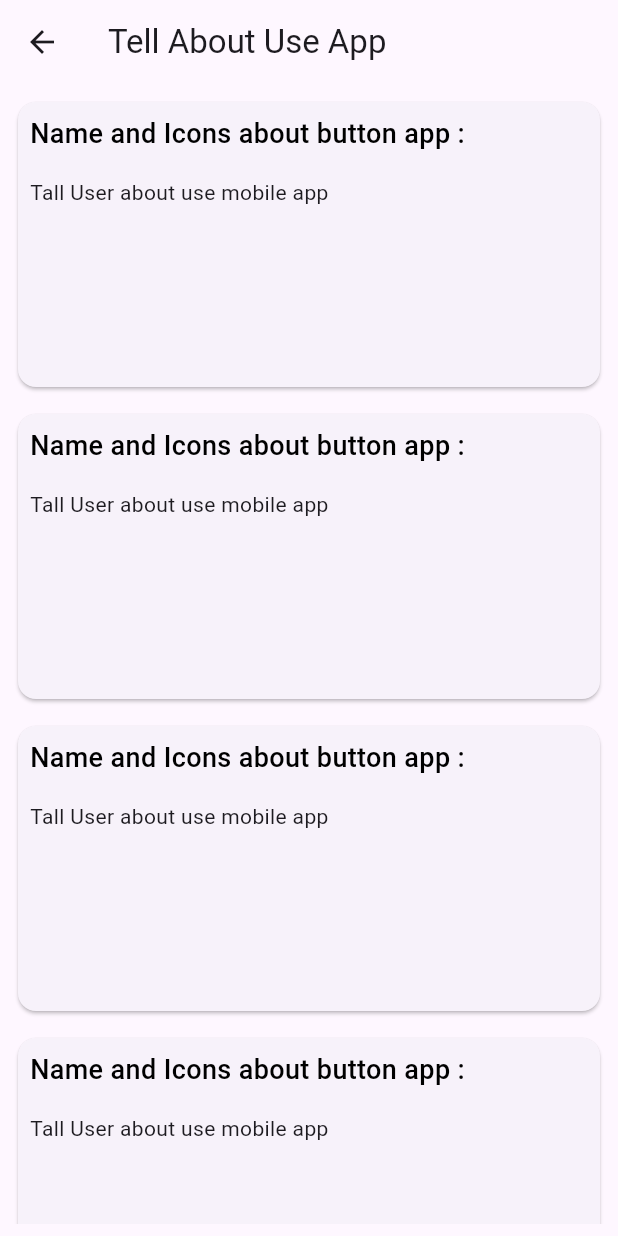
After one commit to Mobile-App-group1/ata-auto-app1, a Flutter app: the RoutesPage screen opened directly, scrolled down 576 dp, after a tap on "Tell Me", on a phone screen of 412 x 824 dp. The commit adds this screen. Run offline on Flutter 3.47's test engine with Material 3 defaults, Android fonts, the phone set to English and light mode, and no system bars; our stand-ins replace buttons_tabbar, card_swiper, flashy_tab_bar2, get, multi_dropdown, responsive_framework; missing offline and left inert: animated_tree_view, passwordfield.

Commit message:
Your descriptive commit message

```diff
--- a/lib/view/dtc_screen.dart
+++ b/lib/view/dtc_screen.dart
@@ -37,7 +37,6 @@ class DTC_Screen extends StatelessWidget {
                             crossAxisAlignment: CrossAxisAlignment.start,
                             mainAxisAlignment: MainAxisAlignment.spaceEvenly,
                             children: [
-                              Text('Code :'),
                               Text('Mistakes :'),
                             ]),
                       ),
--- a/lib/view/mutiscreen.dart
+++ b/lib/view/mutiscreen.dart
@@ -1,47 +1,34 @@
 import 'dart:io';
 
-import 'package:ata_auto_app/responsive/responsive.dart';
-import 'package:ata_auto_app/view/garage.dart';
-import 'package:ata_auto_app/view/dtc_screen.dart';
-import 'package:ata_auto_app/view/home_page.dart';
-import 'package:ata_auto_app/view/shop_screen.dart';
-import 'package:ata_auto_app/view/trainging_screen.dart';
-import 'package:flashy_tab_bar2/flashy_tab_bar2.dart';
+import 'package:ata_auto_app/controller/routhpage.dart';
+import 'package:ata_auto_app/view/tall_me_screen.dart';
 import 'package:flutter/material.dart';
 import 'package:flutter/services.dart';
 import 'package:get/get.dart';
+import 'package:ata_auto_app/view/home_page.dart';
+import 'package:ata_auto_app/view/garage.dart';
+import 'package:ata_auto_app/view/shop_screen.dart';
+import 'package:ata_auto_app/view/dtc_screen.dart';
+import 'package:ata_auto_app/view/trainging_screen.dart';
+import 'package:flashy_tab_bar2/flashy_tab_bar2.dart';
 
-class RoutesPage extends StatefulWidget {
-  const RoutesPage({super.key});
+import '../responsive/responsive.dart';
 
-  @override
-  State<RoutesPage> createState() => _RoutesPageState();
-}
+class RoutesPage extends StatelessWidget {
+  final RoutesController routesController = Get.put(RoutesController());
 
-class _RoutesPageState extends State<RoutesPage> {
-  int _selectedIndex = 0;
-
-  static final List<Widget> _widgetOptions = <Widget>[
+  final List<Widget> _widgetOptions = <Widget>[
     const Home_Page(),
     const Garage_Screen(),
     const Shop_Screen(),
     const DTC_Screen(),
-    Training_Screen(),
+    const Training_Screen(),
   ];
-  void _onItemTapped(int index) {
-    setState(() {
-      _selectedIndex = index;
-    });
-  }
 
   @override
-  void initState() {
-    super.initState();
-  }
-
   Widget build(BuildContext context) {
+    final height = MediaQuery.of(context).size.height;
     final width = MediaQuery.of(context).size.width;
-    final height = MediaQuery.of(context).size.height;
     return Scaffold(
       drawer: Drawer(
         child: SizedBox(
@@ -219,12 +206,36 @@ class _RoutesPageState extends State<RoutesPage> {
         ),
       ),
       appBar: AppBar(
-        actions: [],
+        actions: [
+          Padding(
+            padding: const EdgeInsets.all(8.0),
+            child: Container(
+              decoration: BoxDecoration(
+                  borderRadius: BorderRadius.circular(10),
+                  color: Colors.white,
+                  boxShadow: [
+                    BoxShadow(
+                      blurRadius: 4,
+                      color: Colors.grey.withOpacity(0.5),
+                    )
+                  ]),
+              child: TextButton.icon(
+                  onPressed: () async {
+                    Get.to(Tell_User_About_UseApp());
+                  },
+                  icon: Icon(Icons.engineering),
+                  label: Text('Tell Me')),
             ),
-      body: _widgetOptions[_selectedIndex],
-      bottomNavigationBar: FlashyTabBar(
+          )
+        ],
+      ),
+      body: Obx(() => _widgetOptions[routesController.selectedIndex.value]),
+      bottomNavigationBar: Obx(() => FlashyTabBar(
+            onItemSelected: routesController.changeIndex,
+            selectedIndex: routesController.selectedIndex.value,
             shadows: const [
-          BoxShadow(blurRadius: 4, color: Colors.grey, offset: Offset(10, 4))
+              BoxShadow(
+                  blurRadius: 4, color: Colors.grey, offset: Offset(10, 4))
             ],
             animationDuration: Durations.long1,
             backgroundColor: colorBlue,
@@ -285,13 +296,7 @@ class _RoutesPageState extends State<RoutesPage> {
                 ),
               ),
             ],
-        onItemSelected: _onItemTapped,
-        iconSize: 20,
-        height: 55,
-        showElevation: false,
-        selectedIndex: _selectedIndex,
-        animationCurve: Curves.linear,
-      ),
+          )),
     );
   }
 }
--- /dev/null
+++ b/lib/view/tall_me_screen.dart
@@ -0,0 +1,50 @@
+import 'package:flutter/material.dart';
+
+import '../responsive/responsive.dart';
+
+class Tell_User_About_UseApp extends StatelessWidget {
+  const Tell_User_About_UseApp({super.key});
+
+  @override
+  Widget build(BuildContext context) {
+    final height = MediaQuery.of(context).size.height;
+    return Scaffold(
+        appBar: AppBar(
+          title: Text('Tell About Use App'),
+        ),
+        body: Padding(
+          padding: const EdgeInsets.all(8.0),
+          child: GridView.count(
+              shrinkWrap: true,
+              primary: false,
+              crossAxisCount: 1,
+              crossAxisSpacing: 10,
+              mainAxisSpacing: 10,
+              childAspectRatio: (1 / 1 / 0.5),
+              clipBehavior: Clip.antiAlias,
+              children: List.generate(10, (index) {
+                return Card(
+                    child: Column(
+                  crossAxisAlignment: CrossAxisAlignment.start,
+                  children: [
+                    Row(
+                      children: [
+                        Padding(
+                          padding: const EdgeInsets.all(8.0),
+                          child: Text(
+                            'Name and Icons about button app :',
+                            style: gettextstyltital(context),
+                          ),
+                        )
+                      ],
+                    ),
+                    const Padding(
+                      padding: const EdgeInsets.all(8.0),
+                      child: Text('Tall User about use mobile app'),
+                    )
+                  ],
+                ));
+              })),
+        ));
+  }
+}
```
Also changed, not shown: lib/controller/routhpage.dart (added, +9 -0 lines). Lines whose indentation alone changed are shown as unchanged.
